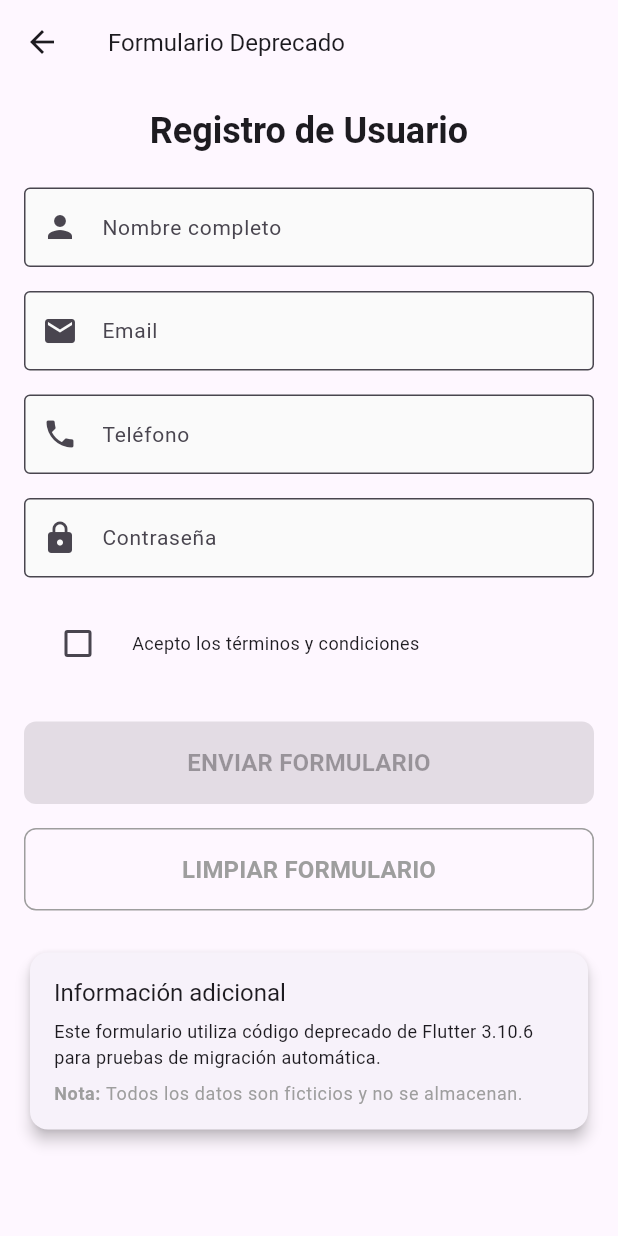
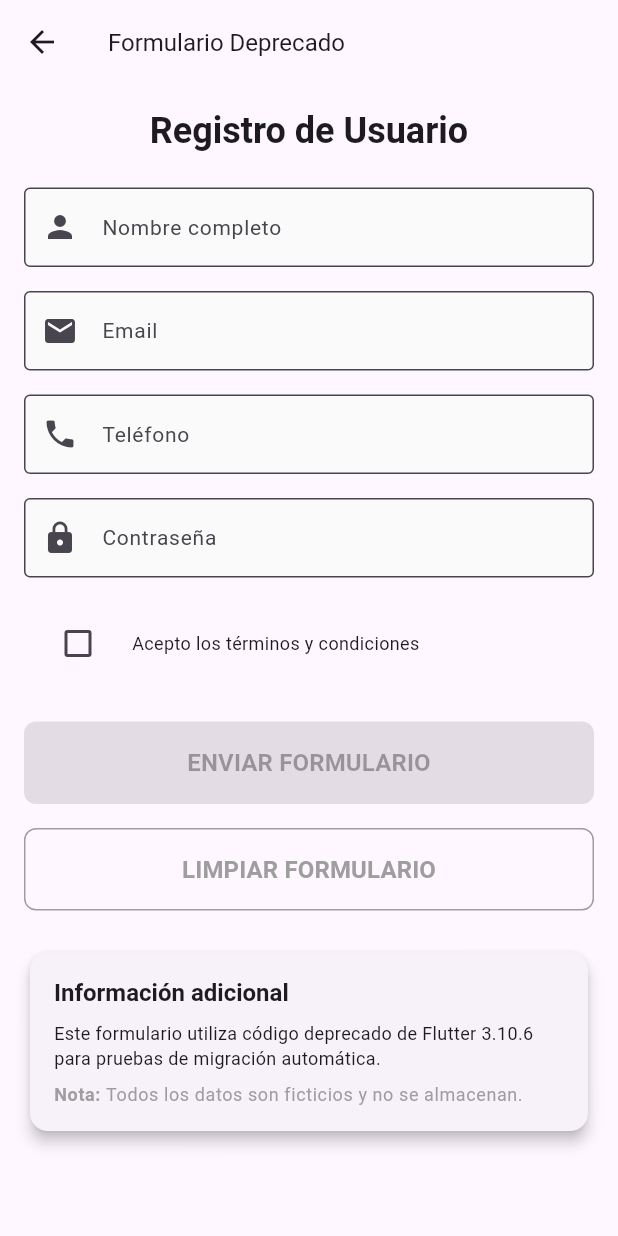
Before and after one commit to juan-campuzano/code-migration, a Flutter app: the DeprecatedFormExample screen opened directly, on a phone screen of 412 x 824 dp. Run offline on Flutter 3.47's test engine with Material 3 defaults, Android fonts, the phone set to English and light mode, and no system bars.

Commit message:
refactor: migrate TextTheme and ButtonStyle in deprecated_forms.dart
- Replace headline3 with displaySmall
- Replace headline6 with headlineSmall
- Replace bodyText1 with bodyLarge
- Replace bodyText2 with bodyMedium
- Replace caption with bodySmall
- Replace primary/onPrimary with backgroundColor/foregroundColor in buttons
- Replace SnackBarAction.textColor with foregroundColor

```diff
--- a/app/lib/deprecated_forms.dart
+++ b/app/lib/deprecated_forms.dart
@@ -32,7 +32,7 @@ class _DeprecatedFormExampleState extends State<DeprecatedFormExample> {
           backgroundColor: Colors.green,
           action: SnackBarAction(
             label: 'OK',
-            textColor: Colors.white, // Deprecado
+            foregroundColor: Colors.white,
             onPressed: () {},
           ),
         ),
@@ -53,7 +53,7 @@ class _DeprecatedFormExampleState extends State<DeprecatedFormExample> {
           children: [
             Text(
               'Registro de Usuario',
-              style: Theme.of(context).textTheme.headline3,
+              style: Theme.of(context).textTheme.displaySmall,
               textAlign: TextAlign.center,
             ),
             const SizedBox(height: 24),
@@ -155,7 +155,7 @@ class _DeprecatedFormExampleState extends State<DeprecatedFormExample> {
             CheckboxListTile(
               title: Text(
                 'Acepto los términos y condiciones',
-                style: Theme.of(context).textTheme.bodyText2,
+                style: Theme.of(context).textTheme.bodyMedium,
               ),
               value: _acceptTerms,
               onChanged: (value) {
@@ -170,11 +170,11 @@ class _DeprecatedFormExampleState extends State<DeprecatedFormExample> {
             ),
             const SizedBox(height: 24),
 
-            // Botón con estilo deprecado
+            // Button with updated style
             ElevatedButton(
               style: ElevatedButton.styleFrom(
-                primary: Colors.blue, // Deprecado
-                onPrimary: Colors.white, // Deprecado
+                backgroundColor: Colors.blue,
+                foregroundColor: Colors.white,
                 padding: const EdgeInsets.symmetric(vertical: 16),
                 shape: RoundedRectangleBorder(
                   borderRadius: BorderRadius.circular(8),
@@ -188,10 +188,10 @@ class _DeprecatedFormExampleState extends State<DeprecatedFormExample> {
             ),
             const SizedBox(height: 16),
 
-            // Botón secundario
+            // Secondary button
             OutlinedButton(
               style: OutlinedButton.styleFrom(
-                primary: Colors.grey, // Deprecado
+                foregroundColor: Colors.grey,
                 padding: const EdgeInsets.symmetric(vertical: 16),
                 side: const BorderSide(color: Colors.grey),
                 shape: RoundedRectangleBorder(
@@ -224,18 +224,18 @@ class _DeprecatedFormExampleState extends State<DeprecatedFormExample> {
                   children: [
                     Text(
                       'Información adicional',
-                      style: Theme.of(context).textTheme.headline6,
+                      style: Theme.of(context).textTheme.headlineSmall,
                     ),
                     const SizedBox(height: 8),
                     Text(
                       'Este formulario utiliza código deprecado de Flutter 3.10.6 para pruebas de migración automática.',
-                      style: Theme.of(context).textTheme.bodyText2,
+                      style: Theme.of(context).textTheme.bodyMedium,
                     ),
                     const SizedBox(height: 8),
                     // Usando RichText con TextSpan de forma antigua
                     RichText(
                       text: TextSpan(
-                        style: Theme.of(context).textTheme.caption,
+                        style: Theme.of(context).textTheme.bodySmall,
                         children: const [
                           TextSpan(
                             text: 'Nota: ',
@@ -277,7 +277,7 @@ class _DeprecatedRadioExampleState extends State<DeprecatedRadioExample> {
         RadioListTile<String>(
           title: Text(
             'Opción 1',
-            style: Theme.of(context).textTheme.bodyText1,
+            style: Theme.of(context).textTheme.bodyLarge,
           ),
           value: 'option1',
           groupValue: _selectedOption,
@@ -292,7 +292,7 @@ class _DeprecatedRadioExampleState extends State<DeprecatedRadioExample> {
         RadioListTile<String>(
           title: Text(
             'Opción 2',
-            style: Theme.of(context).textTheme.bodyText1,
+            style: Theme.of(context).textTheme.bodyLarge,
           ),
           value: 'option2',
           groupValue: _selectedOption,
@@ -306,7 +306,7 @@ class _DeprecatedRadioExampleState extends State<DeprecatedRadioExample> {
         RadioListTile<String>(
           title: Text(
             'Opción 3',
-            style: Theme.of(context).textTheme.bodyText1,
+            style: Theme.of(context).textTheme.bodyLarge,
           ),
           value: 'option3',
           groupValue: _selectedOption,
```
